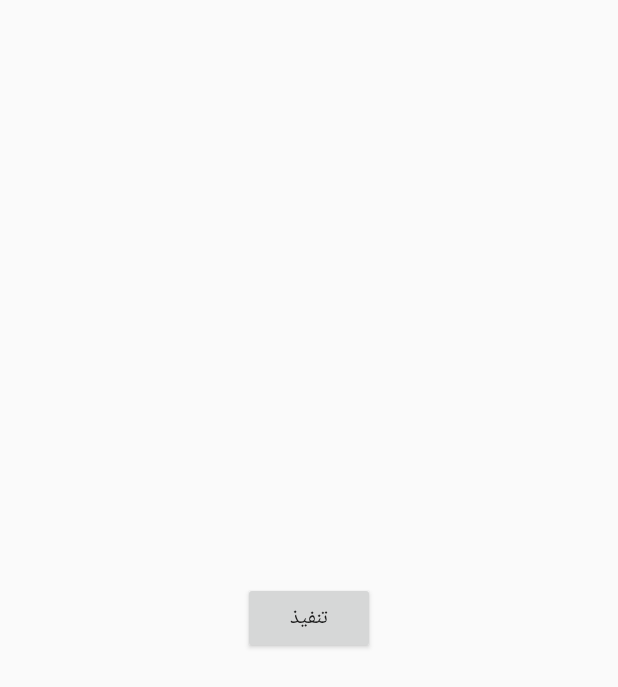
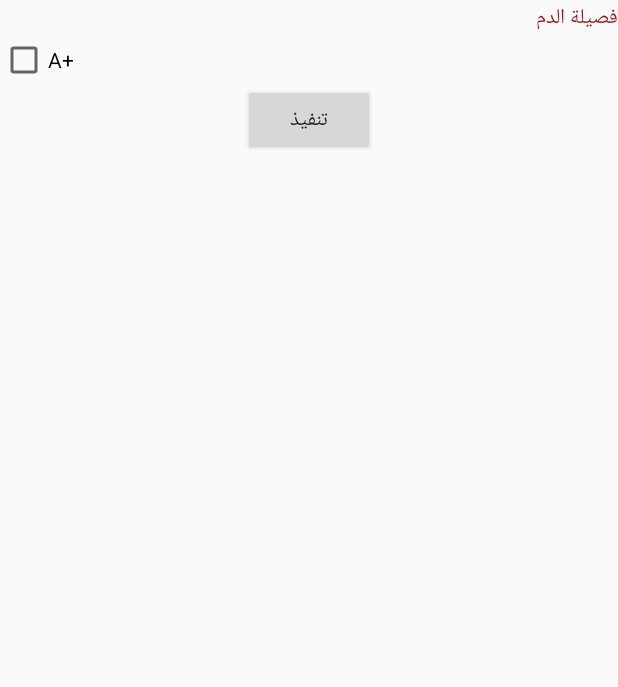
Before and after one commit to AhmedElqaffas/Shoryan, an Android app: the layout fragment_filter.xml on its own in the app's theme, with its tools: preview values and no code run, on a phone screen of 412 x 824 dp. Shown: the top 687 px of the screen. Run offline under Robolectric (Android 15) with nearby library versions, the phone set to English and light mode, and no system bars.

Commit message:
Added temporary requests filtering code

```diff
--- a/app/src/main/java/com/example/sharyan/ui/FilterFragment.kt
+++ b/app/src/main/java/com/example/sharyan/ui/FilterFragment.kt
@@ -6,6 +6,7 @@ import android.view.View
 import android.view.ViewGroup
 import androidx.fragment.app.DialogFragment
 import com.example.sharyan.R
+import kotlinx.android.synthetic.main.fragment_filter.*
 
 class FilterFragment(val filterHolder: FilterHolder) : DialogFragment() {
 
@@ -14,4 +15,9 @@ class FilterFragment(val filterHolder: FilterHolder) : DialogFragment() {
         return inflater.inflate(R.layout.fragment_filter, container, false)
     }
 
+    override fun onViewCreated(view: View, savedInstanceState: Bundle?) {
+        super.onViewCreated(view, savedInstanceState)
+        submitFilters.setOnClickListener { dismiss() }
+    }
+
 }
--- a/app/src/main/res/layout/fragment_filter.xml
+++ b/app/src/main/res/layout/fragment_filter.xml
@@ -6,12 +6,36 @@
     xmlns:app="http://schemas.android.com/apk/res-auto"
     tools:context=".ui.FilterFragment">
 
+    <TextView
+        android:id="@+id/bloodTypeWord"
+        android:layout_width="wrap_content"
+        android:layout_height="wrap_content"
+        app:layout_constraintTop_toTopOf="parent"
+        app:layout_constraintRight_toRightOf="parent"
+        android:text="@string/blood_type"
+        android:textColor="@color/colorPrimaryDark"/>
+
+    <androidx.constraintlayout.widget.ConstraintLayout
+        android:id="@+id/bloodTypeFilterLayout"
+        android:layout_width="match_parent"
+        android:layout_height="wrap_content"
+        app:layout_constraintTop_toBottomOf="@id/bloodTypeWord">
+
+    <CheckBox
+        android:id="@+id/A_plus"
+        app:layout_constraintTop_toTopOf="parent"
+        app:layout_constraintLeft_toLeftOf="parent"
+        android:layout_width="wrap_content"
+        android:layout_height="wrap_content"
+        android:text="@string/a_plus"/>
+
+    </androidx.constraintlayout.widget.ConstraintLayout>
+
     <Button
         android:id="@+id/submitFilters"
-        app:layout_constraintTop_toTopOf="parent"
+        app:layout_constraintTop_toBottomOf="@id/bloodTypeFilterLayout"
         app:layout_constraintLeft_toLeftOf="parent"
         app:layout_constraintRight_toRightOf="parent"
-        app:layout_constraintBottom_toBottomOf="parent"
         android:layout_width="wrap_content"
         android:layout_height="wrap_content"
         android:text="@string/submit"/>
```
Also changed, not shown: app/src/main/java/com/example/sharyan/ui/RequestsViewModel.kt (+4 -17 lines).
